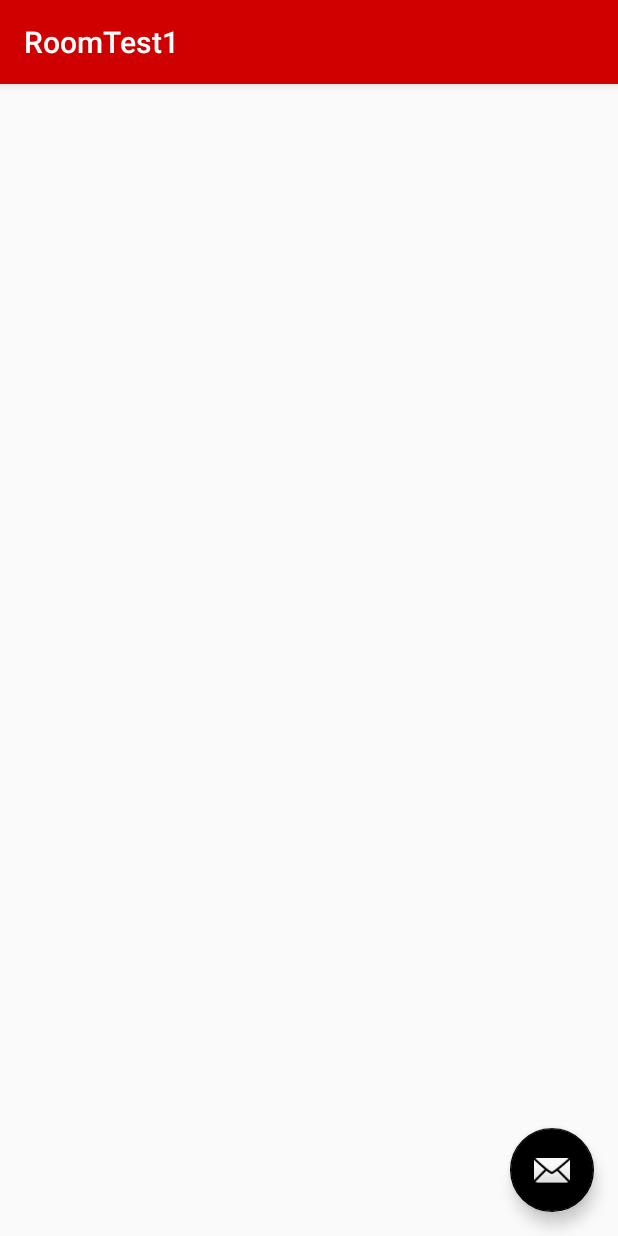
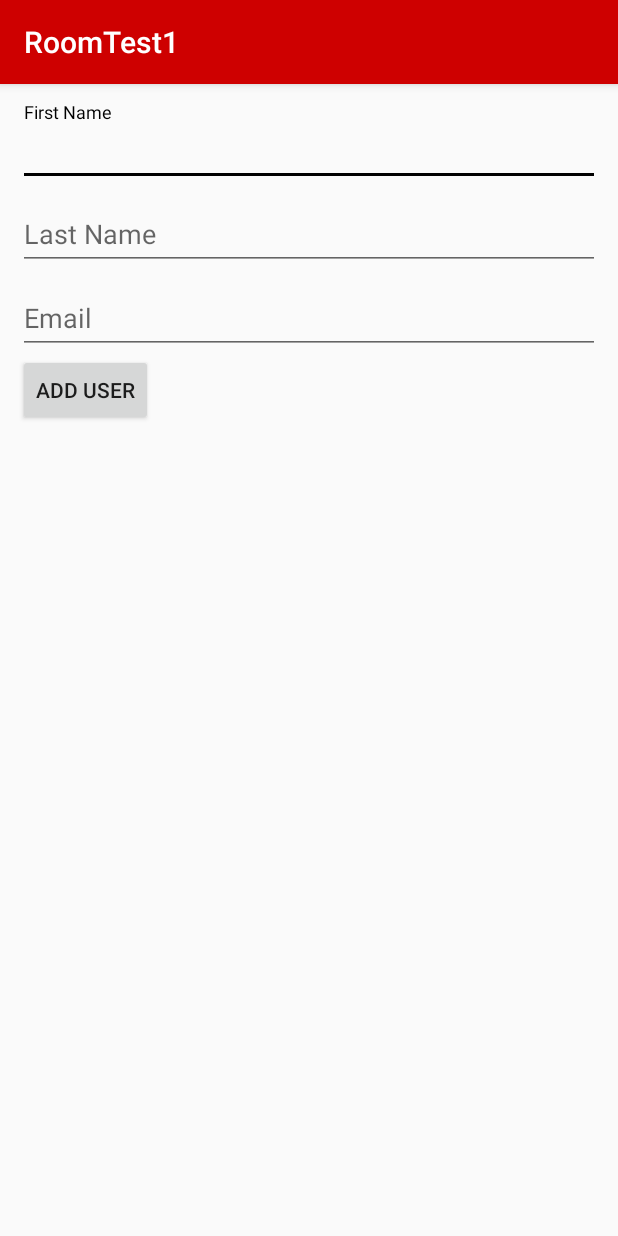
Before and after one commit to alexcesarfajardo/RoomTest1, an Android app: the screen it shows after launch (MainActivity before the commit, CreateUser after it), after a tap on an icon or button, on a phone screen of 412 x 824 dp. Run offline under Robolectric (Android 15) with nearby library versions, the phone set to English and light mode, and no system bars; our stand-ins replace Room's generated code.

Commit message:
complete app

```diff
--- a/app/src/main/AndroidManifest.xml
+++ b/app/src/main/AndroidManifest.xml
@@ -19,6 +19,7 @@
                 <category android:name="android.intent.category.LAUNCHER"/>
             </intent-filter>
         </activity>
+        <activity android:name=".CreateUser"/>
     </application>
 
 </manifest>
--- a/app/src/main/java/com/finepointmobile/roomtest1/AppDatabase.java
+++ b/app/src/main/java/com/finepointmobile/roomtest1/AppDatabase.java
@@ -7,7 +7,7 @@ import android.arch.persistence.room.RoomDatabase;
  * Created by danielmalone on 10/27/17.
  */
 
-@Database(entities = User.class, version = 1)
+@Database(entities = User.class, version = 3)
 public abstract class AppDatabase extends RoomDatabase {
     public abstract UserDao userDao();
 }
--- /dev/null
+++ b/app/src/main/java/com/finepointmobile/roomtest1/CreateUser.java
@@ -0,0 +1,50 @@
+package com.finepointmobile.roomtest1;
+
+import android.arch.persistence.room.Room;
+import android.content.Intent;
+import android.os.Bundle;
+import android.support.annotation.Nullable;
+import android.support.v7.app.AppCompatActivity;
+import android.view.View;
+import android.widget.Button;
+import android.widget.EditText;
+
+/**
+ * Created by danielmalone on 10/27/17.
+ */
+
+public class CreateUser extends AppCompatActivity {
+
+    AppDatabase db;
+
+    EditText firstName;
+    EditText lastName;
+    EditText email;
+
+    Button button;
+
+    @Override
+    protected void onCreate(@Nullable Bundle savedInstanceState) {
+        super.onCreate(savedInstanceState);
+        setContentView(R.layout.create_user);
+
+        firstName = findViewById(R.id.first_name);
+        lastName = findViewById(R.id.last_name);
+        email = findViewById(R.id.email);
+        button = findViewById(R.id.button);
+
+        db = Room.databaseBuilder(getApplicationContext(), AppDatabase.class, "production")
+                .fallbackToDestructiveMigration()
+                .allowMainThreadQueries()
+                .build();
+
+        button.setOnClickListener(new View.OnClickListener() {
+            @Override
+            public void onClick(View view) {
+                User user = new User(firstName.getText().toString(), lastName.getText().toString(), email.getText().toString());
+                db.userDao().insertAll(user);
+                startActivity(new Intent(CreateUser.this, MainActivity.class));
+            }
+        });
+    }
+}
--- a/app/src/main/java/com/finepointmobile/roomtest1/MainActivity.java
+++ b/app/src/main/java/com/finepointmobile/roomtest1/MainActivity.java
@@ -1,13 +1,13 @@
 package com.finepointmobile.roomtest1;
 
 import android.arch.persistence.room.Room;
+import android.content.Intent;
 import android.os.Bundle;
 import android.support.design.widget.FloatingActionButton;
 import android.support.v7.app.AppCompatActivity;
 import android.support.v7.widget.LinearLayoutManager;
 import android.support.v7.widget.RecyclerView;
 import android.support.v7.widget.Toolbar;
-import android.util.Log;
 import android.view.View;
 
 public class MainActivity extends AppCompatActivity {
@@ -48,8 +48,7 @@ public class MainActivity extends AppCompatActivity {
         fab.setOnClickListener(new View.OnClickListener() {
             @Override
             public void onClick(View view) {
-                db.userDao().insertAll(daniel);
-                Log.d(TAG, "onCreate: " + db.userDao().getAll().size());
+                startActivity(new Intent(MainActivity.this, CreateUser.class));
             }
         });
     }
--- /dev/null
+++ b/app/src/main/res/layout/create_user.xml
@@ -0,0 +1,47 @@
+<?xml version="1.0" encoding="utf-8"?>
+<LinearLayout
+    xmlns:android="http://schemas.android.com/apk/res/android"
+    android:layout_width="match_parent"
+    android:layout_height="match_parent"
+    android:orientation="vertical"
+    android:padding="12dp">
+
+    <android.support.design.widget.TextInputLayout
+        android:layout_width="match_parent"
+        android:layout_height="wrap_content">
+
+        <android.support.design.widget.TextInputEditText
+            android:id="@+id/first_name"
+            android:layout_width="match_parent"
+            android:layout_height="wrap_content"
+            android:hint="@string/first_name"/>
+    </android.support.design.widget.TextInputLayout>
+
+    <android.support.design.widget.TextInputLayout
+        android:layout_width="match_parent"
+        android:layout_height="wrap_content">
+
+        <android.support.design.widget.TextInputEditText
+            android:id="@+id/last_name"
+            android:layout_width="match_parent"
+            android:layout_height="wrap_content"
+            android:hint="@string/last_name"/>
+    </android.support.design.widget.TextInputLayout>
+
+    <android.support.design.widget.TextInputLayout
+        android:layout_width="match_parent"
+        android:layout_height="wrap_content">
+
+        <android.support.design.widget.TextInputEditText
+            android:id="@+id/email"
+            android:layout_width="match_parent"
+            android:layout_height="wrap_content"
+            android:hint="@string/email"/>
+    </android.support.design.widget.TextInputLayout>
+
+    <Button
+        android:id="@+id/button"
+        android:layout_width="wrap_content"
+        android:layout_height="wrap_content"
+        android:text="@string/add_user"/>
+</LinearLayout>
--- a/app/src/main/res/values/strings.xml
+++ b/app/src/main/res/values/strings.xml
@@ -1,4 +1,8 @@
 <resources>
     <string name="app_name">RoomTest1</string>
     <string name="action_settings">Settings</string>
+    <string name="first_name">First Name</string>
+    <string name="last_name">Last Name</string>
+    <string name="email">Email</string>
+    <string name="add_user">Add User</string>
 </resources>
```
